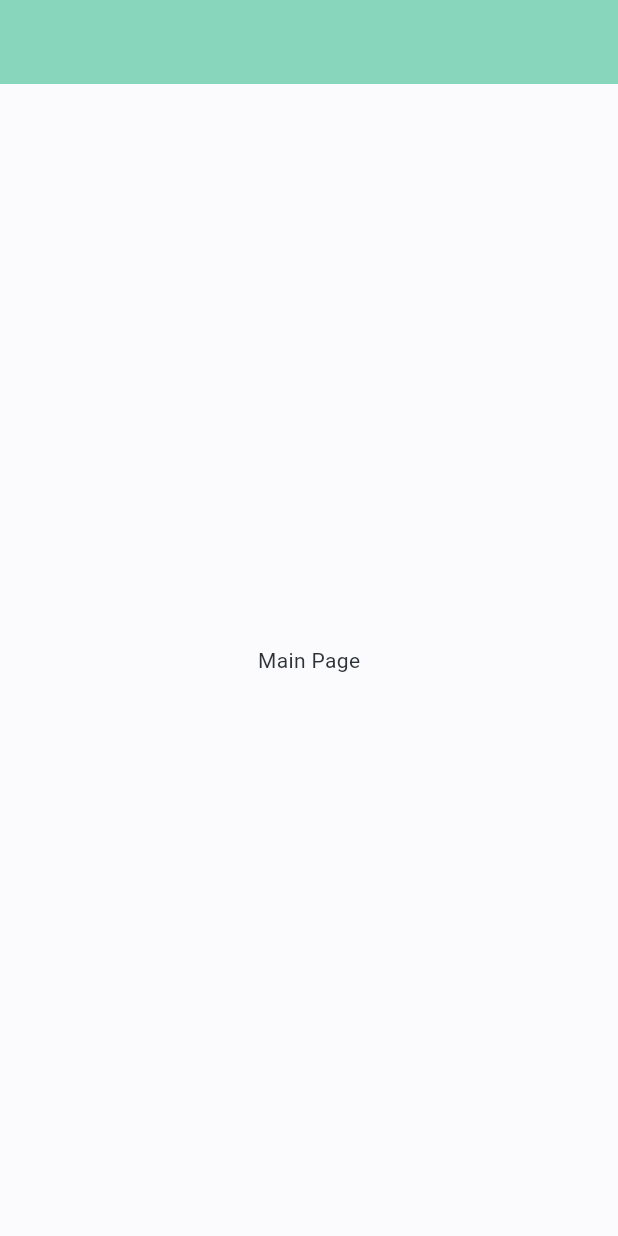
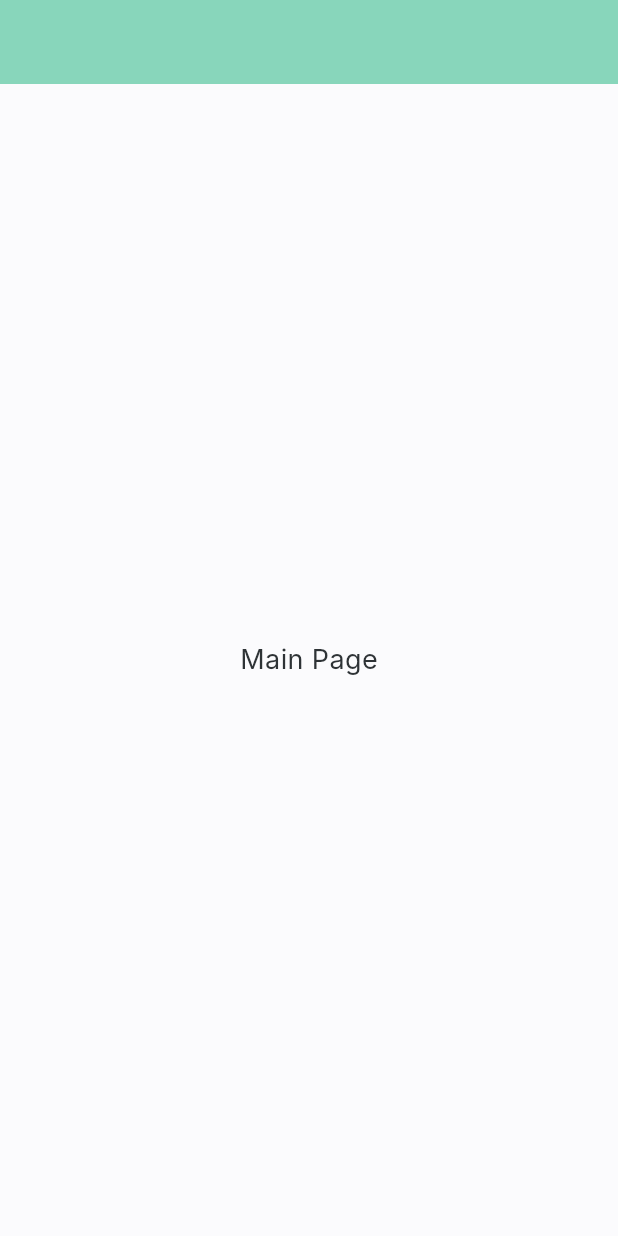
Before and after one commit to IWTDPLZZZ/SELF_BET, a Flutter app: the screen it shows after launch, on a phone screen of 412 x 824 dp. Run offline on Flutter 3.47's test engine with Material 3 defaults, Android fonts, the phone set to English and light mode, and no system bars; Roboto replaces fonts that are missing (Inter).

```diff
--- a/lib/core/constants/colors.dart
+++ b/lib/core/constants/colors.dart
@@ -1,37 +1,23 @@
 import 'package:flutter/material.dart';
 
 abstract class AppColors {
-  /// Screen background (very light cool white).
   static const background = Color(0xFFFBFBFD);
-
-  /// Card / section background — light grey (screenshot ~#F2F2F2 / #F2F4F6).
   static const surface = Color(0xFFF2F4F6);
-
-  /// Main body text — dark charcoal (screenshot ~#212121; #2E3336 is fine).
   static const onSurface = Color(0xFF2E3336);
 
-  /// Secondary labels: ШАГОВ, ВОЗДУХ, strikethrough tasks (~#757575).
-  static const onSurfaceVariant = Color(0xFF757575);
-
-  /// Forest green — logo, progress, links, gradient start (~#3D705E on design; #2D6957 ok).
   static const primaryColor = Color(0xFF2D6957);
   static const onPrimaryColor = Color(0xFFFFFFFF);
 
-  /// «Цифровой баланс» + nav pill — pastel blue (~#DDE9F7 on design; #D3E4FE slightly more saturated).
   static const surfaceContainer = Color(0xFFD3E4FE);
   static const onSurfaceContainer = Color(0xFF435368);
 
-  /// Mint accent — checkmarks, gradient end (~#98D1B1 / #A8E6CF on design).
-  static const surfaceContainerLow = Color(0xFFA8E6CF);
+  static const surfaceContainerLow = Color(0xFFB1EFD8);
 
   static const outline = Color(0xFF94A3B8);
   static const error = Color(0xFFEF4444);
+  static const tertiary = Color(0xFFFF3B30);
 
-  /// Warm yellow for sun / decorative accents (not #FF3B30 — that is system red, not in UI).
-  static const tertiary = Color(0xFFFFC107);
-  static const onTertiary = Color(0xFF3E2723);
-
-  static const List<Color> startDayGradientColors = [
+static const List<Color> startDayGradientColors = [
     Color(0xFF2D6957),
     Color(0xFFA8E6CF),
   ];
--- a/lib/core/theme/app_theme.dart
+++ b/lib/core/theme/app_theme.dart
@@ -1,9 +1,9 @@
 import 'package:flutter/material.dart';
-
 import '../constants/colors.dart';
 
 class AppTheme {
   static ThemeData get lightTheme {
+
     final base = ColorScheme.fromSeed(
       seedColor: AppColors.primaryColor,
       brightness: Brightness.light,
@@ -13,18 +13,42 @@ class AppTheme {
       useMaterial3: true,
       brightness: Brightness.light,
       scaffoldBackgroundColor: AppColors.background,
+
       colorScheme: base.copyWith(
         primary: AppColors.primaryColor,
         onPrimary: AppColors.onPrimaryColor,
         surface: AppColors.surface,
-        surfaceContainerLow: AppColors.surfaceContainerLow,
         onSurface: AppColors.onSurface,
-        onSurfaceVariant: AppColors.onSurfaceVariant,
-        surfaceContainer: AppColors.surfaceContainer,
-        outline: AppColors.outline,
         error: AppColors.error,
         tertiary: AppColors.tertiary,
-        onTertiary: AppColors.onTertiary,
+      ),
+
+      textTheme: TextTheme(
+        bodyLarge: TextStyle(
+          fontFamily: 'Inter',
+          fontSize: 36,
+          fontWeight: FontWeight.w700,
+          color: AppColors.onSurface,
+
+        ),
+        bodyMedium: TextStyle(
+          fontFamily: 'Inter',
+          fontSize: 18,
+          fontWeight: FontWeight.w400,
+          color: AppColors.onSurface,
+        ),
+        bodySmall: TextStyle(
+          fontFamily: 'Inter',
+          fontSize: 16,
+          fontWeight: FontWeight.w400,
+          color: AppColors.onSurface,
+        ),
+        labelSmall: TextStyle(
+          fontFamily: 'Inter',
+          fontSize: 14,
+          fontWeight: FontWeight.w400,
+          color: AppColors.onSurface,
+        ),
       ),
     );
   }
--- /dev/null
+++ b/lib/features/step_tracker/domain/repositories/repositories.dart
@@ -0,0 +1,6 @@
+import 'package:self_bet/features/step_tracker/domain/entities/goal.dart';
+
+abstract class StepTrackerRepository {
+  Stream<int> getStepCount();
+  Future<Goal> getGoal();
+}
--- a/pubspec.yaml
+++ b/pubspec.yaml
@@ -30,10 +30,10 @@ environment:
 dependencies:
   flutter:
     sdk: flutter
-
+pedometer: ^4.0.1
   # The following adds the Cupertino Icons font to your application.
   # Use with the CupertinoIcons class for iOS style icons.
-  cupertino_icons: ^1.0.8
+cupertino_icons: ^1.0.8
 
 dev_dependencies:
   flutter_test:
```
Also changed, not shown: lib/features/step_tracker/data/repositories/step_tracker_repository_impl.dart (added, +15 -0 lines), lib/features/step_tracker/domain/entities/goal.dart (+12 -0 lines), pubspec.lock, 4 other files.
